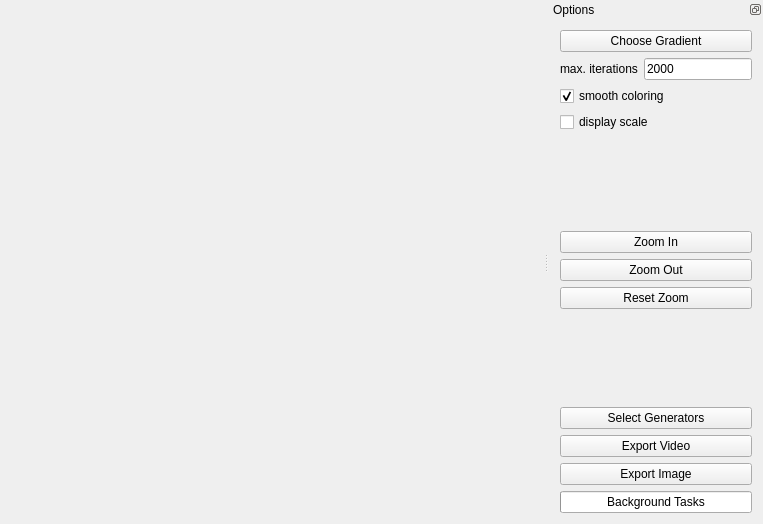
First picture: the form in Almond.ui, repository QlowB/Almond, before the edit.
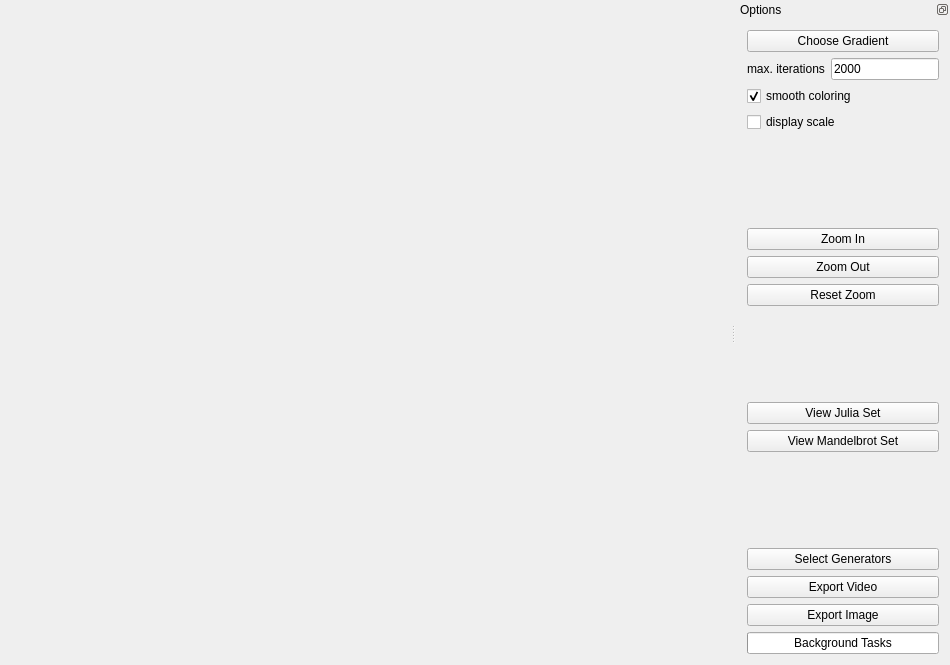
Second picture: the form after the edit.

Commit message: julia sets added

The edit to the form file:
```diff
--- a/Almond.ui
+++ b/Almond.ui
@@ -9,8 +9,8 @@
    <rect>
     <x>0</x>
     <y>0</y>
-    <width>763</width>
-    <height>524</height>
+    <width>950</width>
+    <height>665</height>
    </rect>
   </property>
   <property name="windowTitle">
@@ -149,6 +149,33 @@
          </property>
         </widget>
        </item>
+       <item>
+        <spacer name="verticalSpacer_3">
+         <property name="orientation">
+          <enum>Qt::Vertical</enum>
+         </property>
+         <property name="sizeHint" stdset="0">
+          <size>
+           <width>20</width>
+           <height>40</height>
+          </size>
+         </property>
+        </spacer>
+       </item>
+       <item>
+        <widget class="QPushButton" name="selectPoint">
+         <property name="text">
+          <string>View Julia Set</string>
+         </property>
+        </widget>
+       </item>
+       <item>
+        <widget class="QPushButton" name="viewMandelbrot">
+         <property name="text">
+          <string>View Mandelbrot Set</string>
+         </property>
+        </widget>
+       </item>
        <item>
         <spacer name="verticalSpacer_2">
          <property name="orientation">
```
The commit also changes 19 other files.
